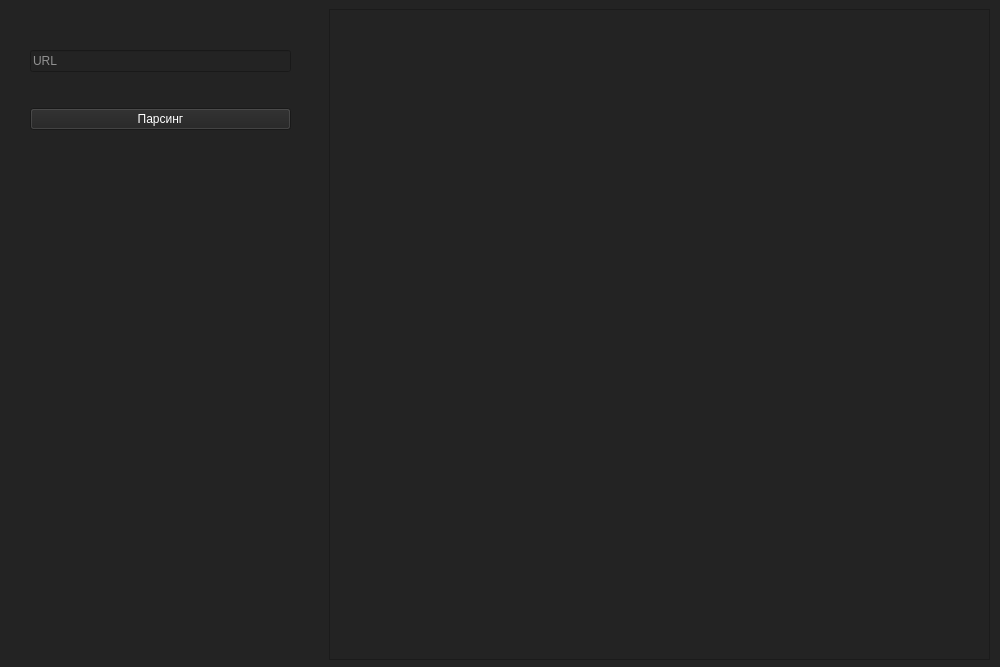
This is web/parsing/main.ui in Givi-Samali/Python as Qt 5 draws it before an edit. The edited form follows.
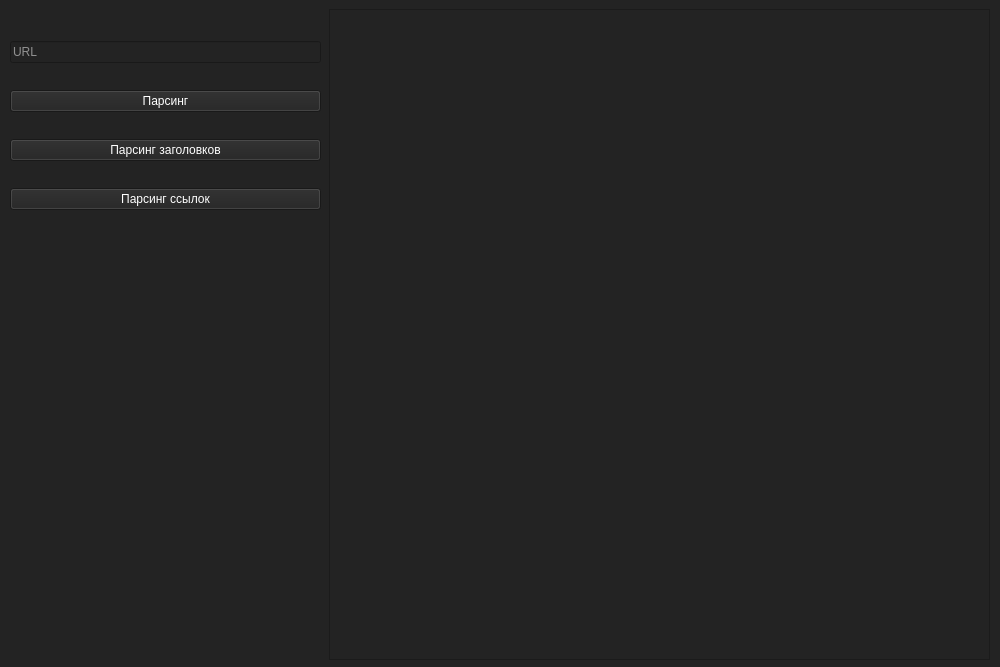
This is the edited form.

Commit message: paring a and h

What changed in the file:
```diff
--- a/web/parsing/main.ui
+++ b/web/parsing/main.ui
@@ -21,10 +21,10 @@
    <widget class="QWidget" name="verticalLayoutWidget">
     <property name="geometry">
      <rect>
-      <x>30</x>
+      <x>10</x>
       <y>20</y>
-      <width>261</width>
-      <height>141</height>
+      <width>311</width>
+      <height>211</height>
      </rect>
     </property>
     <layout class="QVBoxLayout" name="verticalLayout">
@@ -45,6 +45,20 @@
        </property>
       </widget>
      </item>
+     <item>
+      <widget class="QPushButton" name="pars_h">
+       <property name="text">
+        <string>Парсинг заголовков</string>
+       </property>
+      </widget>
+     </item>
+     <item>
+      <widget class="QPushButton" name="pars_a">
+       <property name="text">
+        <string>Парсинг ссылок</string>
+       </property>
+      </widget>
+     </item>
     </layout>
    </widget>
    <widget class="QFrame" name="frame">
```
Left out of the diff: 2 changed lines with no effect on the pictures. The commit also changes 1 other file.
